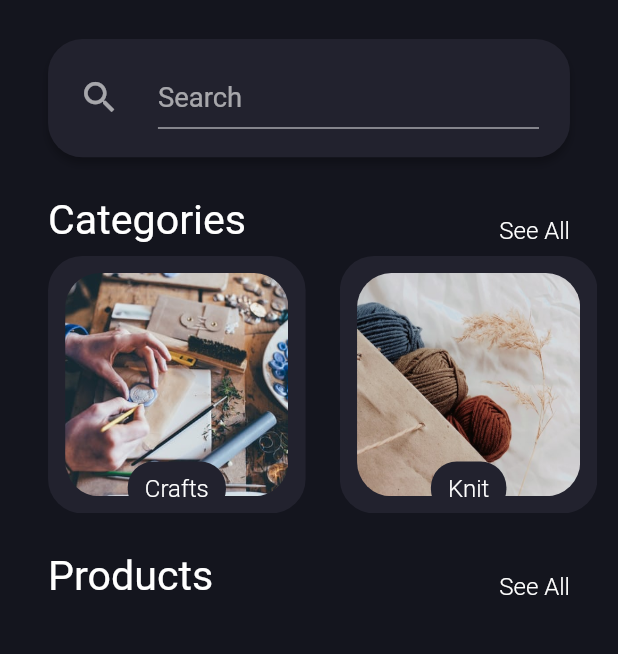
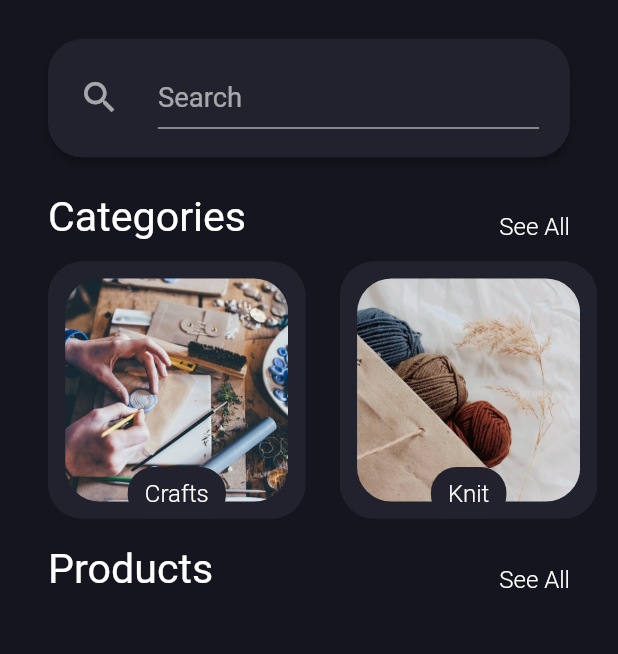
Before and after one commit to Mohamed-Abdelrazeq/flutter-palette-e-commerce, a Flutter app: the HomePage screen opened directly, on a phone screen of 412 x 824 dp, the part 69-723 px from its top. Run offline on Flutter 3.47's test engine with Material 2 defaults, Android fonts, the phone set to English and light mode, and no system bars; our stand-ins replace cloud_firestore, firebase_auth, firebase_core, firebase_messaging, flushbar, flutter_local_notifications and 7 more; missing offline and left inert: flutter_facebook_auth, flutter_statusbarcolor; accounts and stored records are empty.

Commit message:
Edit Layout in HomePage.dart

```diff
--- a/lib/Views/Screens/HomePage.dart
+++ b/lib/Views/Screens/HomePage.dart
@@ -79,7 +79,7 @@ class _HomePageState extends State<HomePage> {
 
                             ),
                           SizedBox(
-                            height: 22.h,
+                            height: 20.h,
                           ),
                         ],
                       ),
@@ -107,6 +107,9 @@ class _HomePageState extends State<HomePage> {
                             header: "Categories",
                             seeAllDes: "/Categories",
                           ),
+                        ),
+                        SizedBox(
+                          height: 5.h,
                         ),
                         Container(
                           height: 150.h,
@@ -147,7 +150,7 @@ class _HomePageState extends State<HomePage> {
                           ),
                         ),
                         SizedBox(
-                          height: 22.h,
+                          height: 15.h,
                         ),
                         Padding(
                           padding: EdgeInsets.only(left: 28.w, right: 28.w),
@@ -155,6 +158,9 @@ class _HomePageState extends State<HomePage> {
                             header: "Products",
                             seeAllDes: "/Products",
                           ),
+                        ),
+                        SizedBox(
+                          height: 5.h,
                         ),
                         Container(
                           height: 150.h,
```
